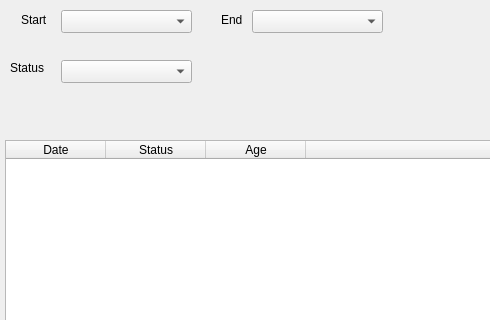
Above: SmartFarmGUI/ui/log.ui from addinedu-ros-6th/iot-repo-1 before the change; both pictures show x 0 to 490 and y 0 to 320 of the 765 by 508 pixel window. Below: the same form after it.
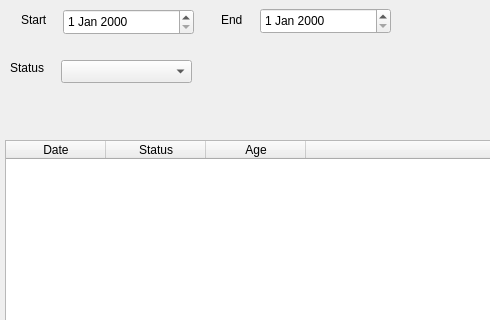
That is the form after the change.

```diff
--- a/SmartFarmGUI/ui/log.ui
+++ b/SmartFarmGUI/ui/log.ui
@@ -75,26 +75,6 @@
     <string>End</string>
    </property>
   </widget>
-  <widget class="QComboBox" name="cb_start">
-   <property name="geometry">
-    <rect>
-     <x>61</x>
-     <y>10</y>
-     <width>131</width>
-     <height>23</height>
-    </rect>
-   </property>
-  </widget>
-  <widget class="QComboBox" name="cb_end">
-   <property name="geometry">
-    <rect>
-     <x>252</x>
-     <y>10</y>
-     <width>131</width>
-     <height>23</height>
-    </rect>
-   </property>
-  </widget>
   <widget class="QLabel" name="label_3">
    <property name="geometry">
     <rect>
@@ -137,6 +117,26 @@
     <string>Search</string>
    </property>
   </widget>
+  <widget class="QDateEdit" name="dt_start">
+   <property name="geometry">
+    <rect>
+     <x>63</x>
+     <y>9</y>
+     <width>131</width>
+     <height>26</height>
+    </rect>
+   </property>
+  </widget>
+  <widget class="QDateEdit" name="dt_end">
+   <property name="geometry">
+    <rect>
+     <x>260</x>
+     <y>8</y>
+     <width>131</width>
+     <height>26</height>
+    </rect>
+   </property>
+  </widget>
  </widget>
  <resources/>
  <connections/>
```
Left out of the diff: 5 changed lines with no effect on the pictures.
